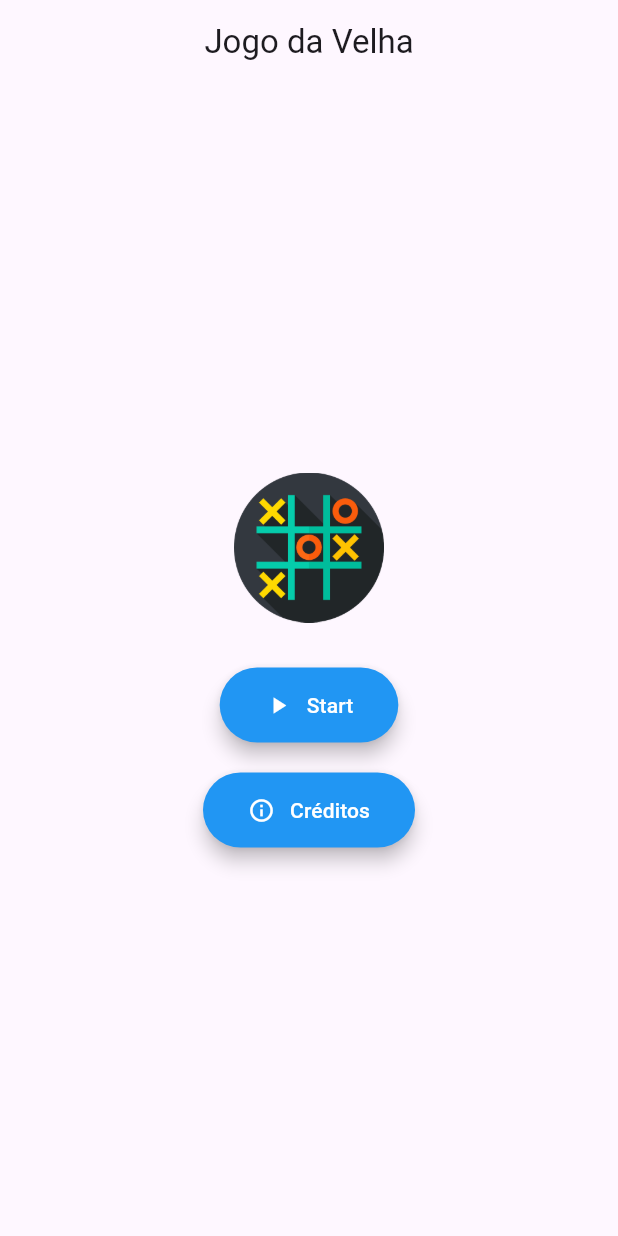
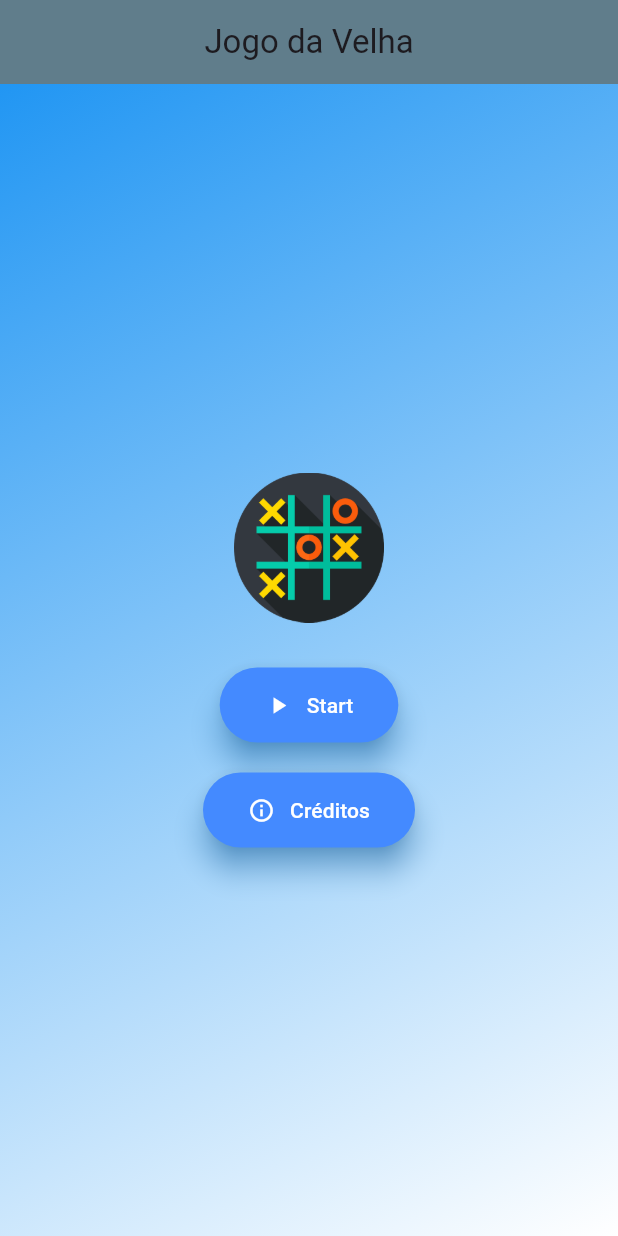
Before and after one commit to jcr04/jogo_da_velha.flutter, a Flutter app: the screen it shows after launch, on a phone screen of 412 x 824 dp. Run offline on Flutter 3.47's test engine with Material 3 defaults, Android fonts, the phone set to English and light mode, and no system bars.

```diff
--- a/tictactoe/lib/pages/start_page.dart
+++ b/tictactoe/lib/pages/start_page.dart
@@ -10,32 +10,33 @@ class StartPage extends StatelessWidget {
       appBar: AppBar(
         title: const Text('Jogo da Velha'),
         centerTitle: true,
+        backgroundColor: Colors.blueGrey, // Cor personalizada para a AppBar
       ),
-      body: Center(
+      body: Container(
+        decoration: const BoxDecoration(
+          gradient: LinearGradient(
+            begin: Alignment.topLeft,
+            end: Alignment.bottomRight,
+            colors: [Colors.blue, Colors.white], // Fundo gradiente
+          ),
+        ),
+        child: Center(
           child: Column(
             mainAxisSize: MainAxisSize.min,
             children: [
-            // Logo ou Imagem
-            Image.asset('lib/assets/imagens/logo.png',
-                height: 100), // Substitua com o caminho do seu asset
+              Image.asset('lib/assets/imagens/logo.png', height: 100),
               const SizedBox(height: 30),
-
-            // Botão Start
-            _buildButton(
+              _buildButton(context, 'Start', () {
+                Navigator.push(
                   context,
-              'Start',
-              () => Navigator.push(
-                  context, MaterialPageRoute(builder: (context) => GamePage())),
-            ),
-
+                  MaterialPageRoute(builder: (context) => GamePage()),
+                );
+              }),
               const SizedBox(height: 20),
-
-            // Botão Créditos
               _buildButton(
                   context, 'Créditos', () => _showCreditsDialog(context)),
-
-            // Adicione mais botões ou widgets conforme necessário
             ],
+          ),
         ),
       ),
     );
@@ -47,20 +48,19 @@ class StartPage extends StatelessWidget {
       onPressed: onPressed,
       style: ElevatedButton.styleFrom(
         foregroundColor: Colors.white,
-        backgroundColor: Colors.blue, // Cor do texto do botão
+        backgroundColor: Colors.blueAccent,
         padding: const EdgeInsets.symmetric(horizontal: 30, vertical: 15),
         shape: RoundedRectangleBorder(
-          borderRadius: BorderRadius.circular(30), // Borda arredondada
+          borderRadius: BorderRadius.circular(30),
         ),
-        elevation: 5, // Sombra do botão
+        elevation: 8,
+        shadowColor: Colors.blue, // Sombra personalizada para o botão
       ),
       child: Row(
-        mainAxisSize: MainAxisSize.min, // Para centralizar ícones e texto
+        mainAxisSize: MainAxisSize.min,
         children: [
-          Icon(label == 'Start'
-              ? Icons.play_arrow
-              : Icons.info_outline), // Ícone condicional
-          const SizedBox(width: 10), // Espaço entre ícone e texto
+          Icon(label == 'Start' ? Icons.play_arrow : Icons.info_outline),
+          const SizedBox(width: 10),
           Text(label),
         ],
       ),
@@ -77,9 +77,6 @@ class StartPage extends StatelessWidget {
           content: const SingleChildScrollView(
             child: ListBody(
               children: <Widget>[
-                // Logo ou imagem (opcional)
-                // Image.asset('caminho_para_imagem', height: 100),
-
                 Text('Jogo da Velha',
                     style:
                         TextStyle(fontSize: 18, fontWeight: FontWeight.bold)),
@@ -88,7 +85,6 @@ class StartPage extends StatelessWidget {
                     style: TextStyle(fontStyle: FontStyle.italic)),
                 Text('Nataly Eva Rodrigues'),
                 Text('Yan Henri'),
-                // adicionar link do repositorio
               ],
             ),
           ),
```
Also changed, not shown: 1 other file. Lines whose indentation alone changed are shown as unchanged.
